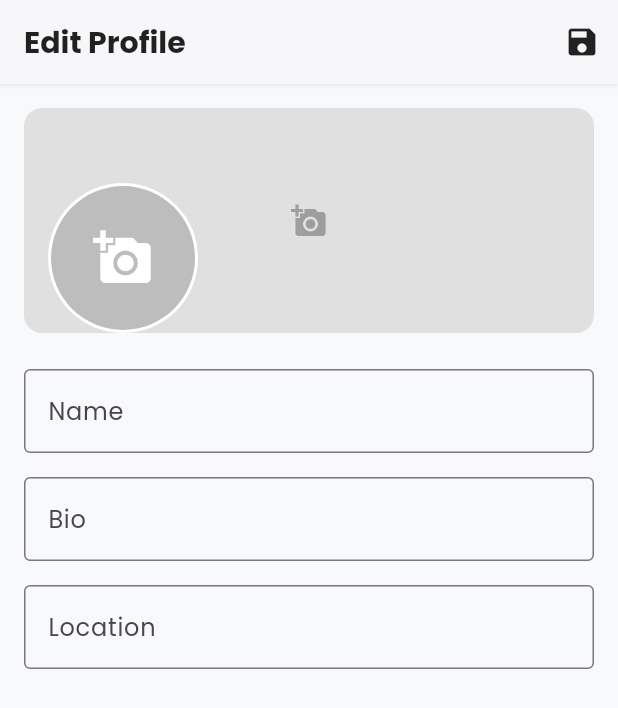
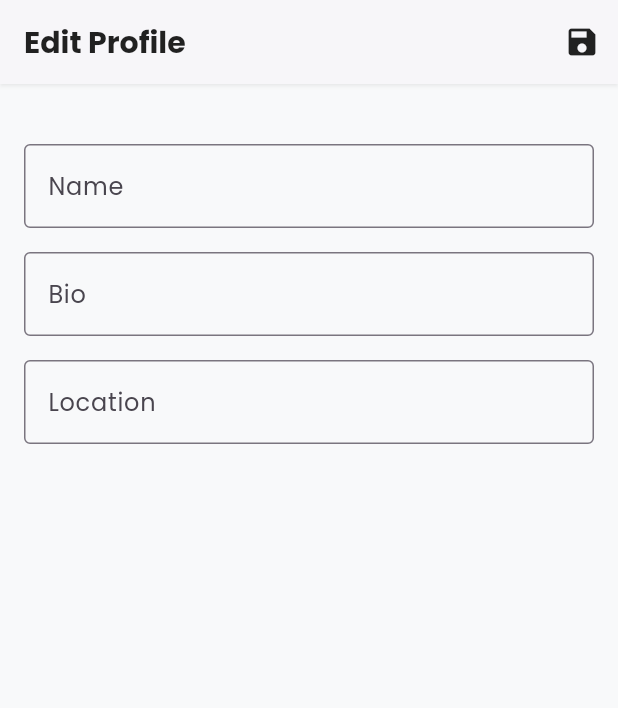
Before and after one commit to opkukna1/chetegram, a Flutter app: the EditProfileScreen screen opened by its route, on a phone screen of 412 x 824 dp. Shown: the top 708 px of the screen. Run offline on Flutter 3.47's test engine with Material 3 defaults, Android fonts, the phone set to English and light mode, and no system bars; our stand-ins replace cloud_firestore, firebase_auth, firebase_core, fl_chart, flutter_heatmap_calendar, go_router and 3 more; accounts and stored records are empty; statements that could not run were skipped.

Commit message:
Update edit_profile_screen.dart

```diff
--- a/lib/screens/profile/edit_profile_screen.dart
+++ b/lib/screens/profile/edit_profile_screen.dart
@@ -1,9 +1,6 @@
-import 'dart:io';
 import 'package:chetegram/services/firestore_service.dart';
-import 'package:chetegram/services/storage_service.dart';
-import 'package:firebase_auth/firebase_auth.dart';
-import 'package:flutter/material.dart';
-import 'package:image_picker/image_picker.dart';
+import 'package.firebase_auth/firebase_auth.dart';
+import 'package.flutter/material.dart';
 
 class EditProfileScreen extends StatefulWidget {
   const EditProfileScreen({super.key});
@@ -17,11 +14,7 @@ class _EditProfileScreenState extends State<EditProfileScreen> {
   final _bioController = TextEditingController();
   final _locationController = TextEditingController();
   final _firestoreService = FirestoreService();
-  final _storageService = StorageService();
   final _currentUser = FirebaseAuth.instance.currentUser;
-
-  String _profilePicUrl = '';
-  String _coverPhotoUrl = '';
   bool _isLoading = true;
 
   @override
@@ -37,11 +30,7 @@ class _EditProfileScreenState extends State<EditProfileScreen> {
         _nameController.text = data['name'] ?? '';
         _bioController.text = data['bio'] ?? '';
         _locationController.text = data['location'] ?? '';
-        setState(() {
-          _profilePicUrl = data['profilePicUrl'] ?? '';
-          _coverPhotoUrl = data['coverPhotoUrl'] ?? '';
-          _isLoading = false;
-        });
+        setState(() => _isLoading = false);
       } else {
         setState(() => _isLoading = false);
       }
@@ -56,8 +45,6 @@ class _EditProfileScreenState extends State<EditProfileScreen> {
       'name': _nameController.text,
       'bio': _bioController.text,
       'location': _locationController.text,
-      'profilePicUrl': _profilePicUrl,
-      'coverPhotoUrl': _coverPhotoUrl,
     });
 
     setState(() => _isLoading = false);
@@ -70,10 +57,9 @@ class _EditProfileScreenState extends State<EditProfileScreen> {
       appBar: AppBar(
         title: const Text('Edit Profile'),
         actions: [
-          if (_isLoading)
-            const Padding(padding: EdgeInsets.all(16.0), child: SizedBox(width: 20, height: 20, child: CircularProgressIndicator(strokeWidth: 2)))
-          else
-            IconButton(icon: const Icon(Icons.save), onPressed: _saveProfile),
+          _isLoading
+            ? const Padding(padding: EdgeInsets.all(16.0), child: SizedBox(width: 20, height: 20, child: CircularProgressIndicator(strokeWidth: 2)))
+            : IconButton(icon: const Icon(Icons.save), onPressed: _saveProfile),
         ],
       ),
       body: _isLoading
@@ -81,54 +67,6 @@ class _EditProfileScreenState extends State<EditProfileScreen> {
         : ListView(
             padding: const EdgeInsets.all(16),
             children: [
-              Stack(
-                alignment: Alignment.bottomLeft,
-                children: [
-                  GestureDetector(
-                    onTap: () async {
-                      final imageFile = await ImagePicker().pickImage(source: ImageSource.gallery);
-                      if (imageFile == null) return;
-                      setState(() => _isLoading = true);
-                      final url = await _storageService.uploadImage('cover_photos/${_currentUser!.uid}', File(imageFile.path));
-                      if (url != null) setState(() => _coverPhotoUrl = url);
-                      setState(() => _isLoading = false);
-                    },
-                    child: Container(
-                      height: 150,
-                      width: double.infinity,
-                      decoration: BoxDecoration(
-                        color: Colors.grey.shade300,
-                        borderRadius: BorderRadius.circular(12),
-                        image: _coverPhotoUrl.isNotEmpty ? DecorationImage(image: NetworkImage(_coverPhotoUrl), fit: BoxFit.cover) : null,
-                      ),
-                      child: _coverPhotoUrl.isEmpty ? const Center(child: Icon(Icons.add_a_photo, color: Colors.grey)) : null,
-                    ),
-                  ),
-                  Padding(
-                    padding: const EdgeInsets.only(left: 16.0),
-                    child: GestureDetector(
-                      onTap: () async {
-                        final imageFile = await ImagePicker().pickImage(source: ImageSource.gallery);
-                        if (imageFile == null) return;
-                        setState(() => _isLoading = true);
-                        final url = await _storageService.uploadImage('profile_pics/${_currentUser!.uid}', File(imageFile.path));
-                        if (url != null) setState(() => _profilePicUrl = url);
-                        setState(() => _isLoading = false);
-                      },
-                      child: CircleAvatar(
-                        radius: 50,
-                        backgroundColor: Colors.white,
-                        child: CircleAvatar(
-                          radius: 48,
-                          backgroundColor: Colors.grey.shade400,
-                          backgroundImage: _profilePicUrl.isNotEmpty ? NetworkImage(_profilePicUrl) : null,
-                          child: _profilePicUrl.isEmpty ? const Icon(Icons.add_a_photo, size: 40, color: Colors.white) : null,
-                        ),
-                      ),
-                    ),
-                  )
-                ],
-              ),
               const SizedBox(height: 24),
               TextField(controller: _nameController, decoration: const InputDecoration(labelText: 'Name', border: OutlineInputBorder())),
               const SizedBox(height: 16),
```
